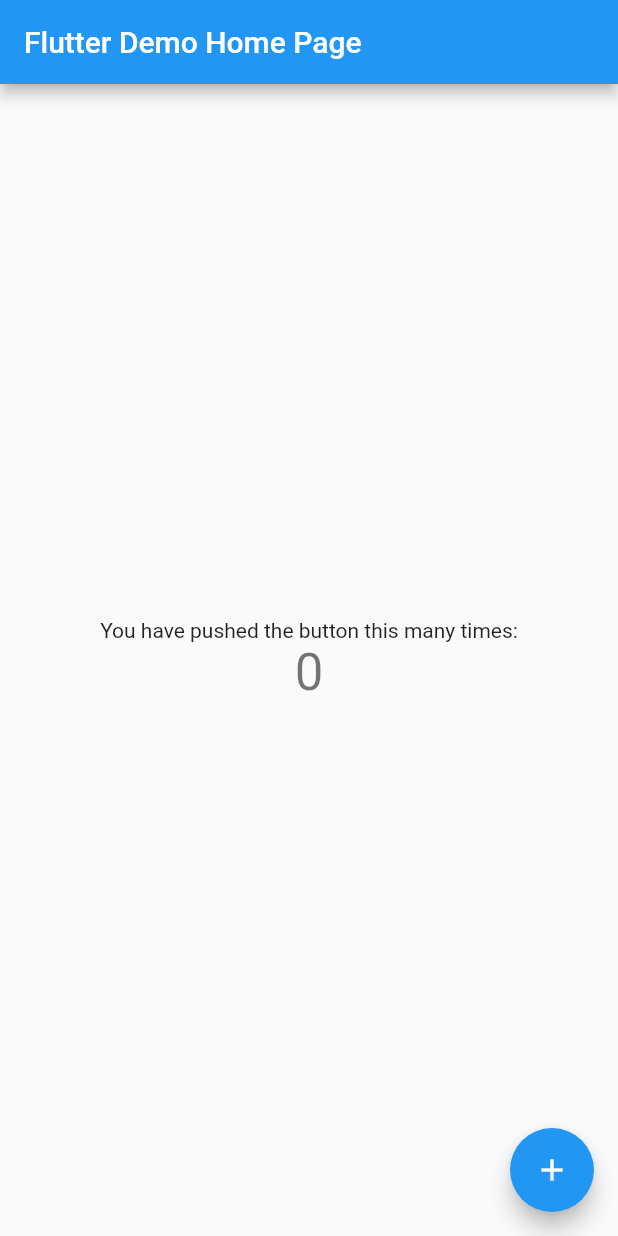
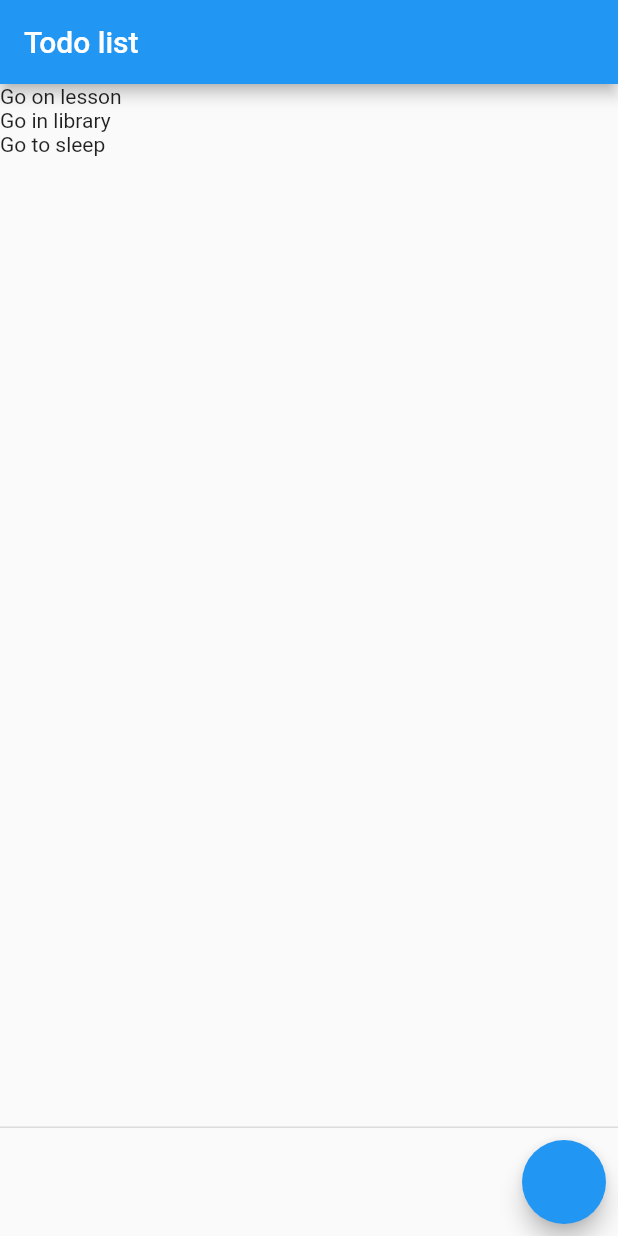
Before and after one commit to AnnaProkopas/task_planner, a Flutter app: the screen it shows after launch, on a phone screen of 412 x 824 dp. Run offline on Flutter 3.47's test engine with Material 2 defaults, Android fonts, the phone set to English and light mode, and no system bars; our stand-ins replace sqflite; accounts and stored records are empty.

Commit message:
Update main screen template

```diff
--- a/lib/main.dart
+++ b/lib/main.dart
@@ -1,115 +1,53 @@
 import 'package:flutter/material.dart';
+import 'package:task_planner/TaskDB.dart';
+import 'package:task_planner/TaskList.dart';
+
+import 'AddTaskScreen.dart';
 
 void main() {
-  runApp(const MyApp());
+  runApp(MaterialApp(title: "Task planner", home: MainScreen(), routes: {
+    MainScreen.id: (context) => MainScreen(),
+    AddTaskScreen.id: (context) => AddTaskScreen(),
+  }));
 }
 
-class MyApp extends StatelessWidget {
-  const MyApp({Key? key}) : super(key: key);
+class MainScreen extends StatefulWidget {
+  static const String id = "main";
 
-  // This widget is the root of your application.
   @override
-  Widget build(BuildContext context) {
-    return MaterialApp(
-      title: 'Flutter Demo',
-      theme: ThemeData(
-        // This is the theme of your application.
-        //
-        // Try running your application with "flutter run". You'll see the
-        // application has a blue toolbar. Then, without quitting the app, try
-        // changing the primarySwatch below to Colors.green and then invoke
-        // "hot reload" (press "r" in the console where you ran "flutter run",
-        // or simply save your changes to "hot reload" in a Flutter IDE).
-        // Notice that the counter didn't reset back to zero; the application
-        // is not restarted.
-        primarySwatch: Colors.blue,
-      ),
-      home: const MyHomePage(title: 'Flutter Demo Home Page'),
-    );
-  }
+  State<StatefulWidget> createState() => MainScreenState();
 }
 
-class MyHomePage extends StatefulWidget {
-  const MyHomePage({Key? key, required this.title}) : super(key: key);
-
-  // This widget is the home page of your application. It is stateful, meaning
-  // that it has a State object (defined below) that contains fields that affect
-  // how it looks.
-
-  // This class is the configuration for the state. It holds the values (in this
-  // case the title) provided by the parent (in this case the App widget) and
-  // used by the build method of the State. Fields in a Widget subclass are
-  // always marked "final".
-
-  final String title;
-
-  @override
-  State<MyHomePage> createState() => _MyHomePageState();
-}
-
-class _MyHomePageState extends State<MyHomePage> {
-  int _counter = 0;
-
-  void _incrementCounter() {
-    setState(() {
-      // This call to setState tells the Flutter framework that something has
-      // changed in this State, which causes it to rerun the build method below
-      // so that the display can reflect the updated values. If we changed
-      // _counter without calling setState(), then the build method would not be
-      // called again, and so nothing would appear to happen.
-      _counter++;
-    });
-  }
+class MainScreenState extends State<MainScreen> {
+  TaskList list = TaskList();
+  TaskDB db = TaskDB();
 
   @override
   Widget build(BuildContext context) {
-    // This method is rerun every time setState is called, for instance as done
-    // by the _incrementCounter method above.
-    //
-    // The Flutter framework has been optimized to make rerunning build methods
-    // fast, so that you can just rebuild anything that needs updating rather
-    // than having to individually change instances of widgets.
+    initDb();
+
     return Scaffold(
       appBar: AppBar(
-        // Here we take the value from the MyHomePage object that was created by
-        // the App.build method, and use it to set our appbar title.
-        title: Text(widget.title),
+        title: const Text("Todo list"),
       ),
-      body: Center(
-        // Center is a layout widget. It takes a single child and positions it
-        // in the middle of the parent.
-        child: Column(
-          // Column is also a layout widget. It takes a list of children and
-          // arranges them vertically. By default, it sizes itself to fit its
-          // children horizontally, and tries to be as tall as its parent.
-          //
-          // Invoke "debug painting" (press "p" in the console, choose the
-          // "Toggle Debug Paint" action from the Flutter Inspector in Android
-          // Studio, or the "Toggle Debug Paint" command in Visual Studio Code)
-          // to see the wireframe for each widget.
-          //
-          // Column has various properties to control how it sizes itself and
-          // how it positions its children. Here we use mainAxisAlignment to
-          // center the children vertically; the main axis here is the vertical
-          // axis because Columns are vertical (the cross axis would be
-          // horizontal).
-          mainAxisAlignment: MainAxisAlignment.center,
-          children: <Widget>[
-            const Text(
-              'You have pushed the button this many times:',
-            ),
-            Text(
-              '$_counter',
-              style: Theme.of(context).textTheme.headline4,
-            ),
-          ],
-        ),
-      ),
-      floatingActionButton: FloatingActionButton(
-        onPressed: _incrementCounter,
-        tooltip: 'Increment',
-        child: const Icon(Icons.add),
-      ), // This trailing comma makes auto-formatting nicer for build methods.
+      body: ListView.builder(
+          itemCount: list.count(),
+          itemBuilder: (context, index) {
+            return Text(list.list[index].text);
+          }),
+      persistentFooterButtons: [
+        FloatingActionButton(
+          onPressed: addTodo,
+        )
+      ],
     );
   }
+
+  void initDb() async {
+    db.init();
+  }
+
+  void addTodo() async {
+    // ...
+  }
 }
--- a/pubspec.yaml
+++ b/pubspec.yaml
@@ -34,6 +34,8 @@ dependencies:
   # The following adds the Cupertino Icons font to your application.
   # Use with the CupertinoIcons class for iOS style icons.
   cupertino_icons: ^1.0.2
+  sqflite: ^2.0.2
+  flutter_local_notifications: ^9.4.0
 
 dev_dependencies:
   flutter_test:
```
Also changed, not shown: 1 other file.
